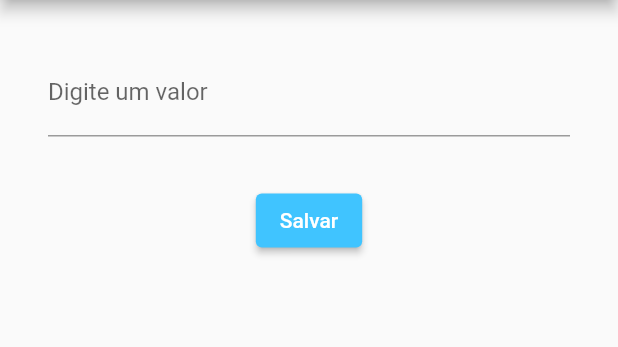
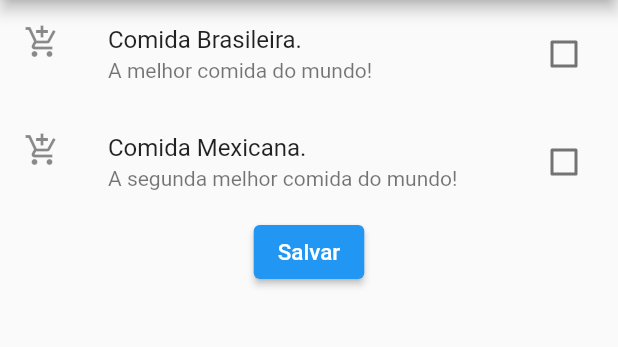
Before and after one commit to Lukerabr/Teste_Entrada_Dados, a Flutter app: the screen it shows after launch, after a tap on "Salvar", on a phone screen of 412 x 824 dp, the part 84-431 px from its top. Run offline on Flutter 3.47's test engine with Material 2 defaults, Android fonts, the phone set to English and light mode, and no system bars.

Commit message:
Testando CheckBox e CheckList.

```diff
--- /dev/null
+++ b/lib/EntradaCheckbox.dart
@@ -0,0 +1,83 @@
+import 'package:flutter/material.dart';
+
+class EntradaCheckbox extends StatefulWidget {
+  const EntradaCheckbox({Key? key}) : super(key: key);
+
+  @override
+  _EntradaCheckboxState createState() => _EntradaCheckboxState();
+}
+
+class _EntradaCheckboxState extends State<EntradaCheckbox> {
+
+  bool _comidaBrasileira = false;
+  bool _comidaMexicana = false;
+
+  @override
+  Widget build(BuildContext context) {
+    return Scaffold(
+      appBar: AppBar(
+        title: Text("Entrada de dados"),
+      ),
+      body: Container(
+        child: Column(
+          children: <Widget>[
+
+            CheckboxListTile(
+                title: Text("Comida Brasileira."),
+                subtitle: Text("A melhor comida do mundo!"),
+                activeColor: Colors.redAccent,
+                //selected: true,
+                secondary: Icon(Icons.add_shopping_cart),
+                value: _comidaBrasileira,
+                onChanged: (valor){
+                  setState(() {
+                    _comidaBrasileira = valor!;
+                  });
+                }
+            ),
+            CheckboxListTile(
+                title: Text("Comida Mexicana."),
+                subtitle: Text("A segunda melhor comida do mundo!"),
+                activeColor: Colors.redAccent,
+                //selected: true,
+                secondary: Icon(Icons.add_shopping_cart),
+                value: _comidaMexicana,
+                onChanged: (valor){
+                  setState(() {
+                    _comidaMexicana = valor!;
+                  });
+                }
+            ),
+            ElevatedButton(
+                onPressed: (){
+                  print(
+                    "Comida Brasileira: " + _comidaBrasileira.toString() + "\n" +
+                    "Comida Mexicana: " + _comidaMexicana.toString()
+                  );
+                },
+                child: Text(
+                    "Salvar",
+                    style: TextStyle(
+                      fontSize: 15
+                    )),
+                )
+
+
+            /*
+            Text("Comida Brasileira"),
+            Checkbox(
+                value: _estaSelecionado,
+                onChanged: (valor){
+                  setState(() {
+                    _estaSelecionado = valor!;
+                  });
+                  print("Checkbox " + _estaSelecionado.toString());
+                })
+             */
+
+          ],
+        ),
+      ),
+    );
+  }
+}
--- a/lib/main.dart
+++ b/lib/main.dart
@@ -1,10 +1,12 @@
 import 'package:entrada_dados/CampoTexto.dart';
 import 'package:flutter/material.dart';
+import 'package:entrada_dados/EntradaCheckbox.dart';
 
 void main(){
   runApp(
       MaterialApp(
-        home: CampoTexto(),
+        //home: CampoTexto(),
+        home: EntradaCheckbox(),
       )
   );
 }
```
